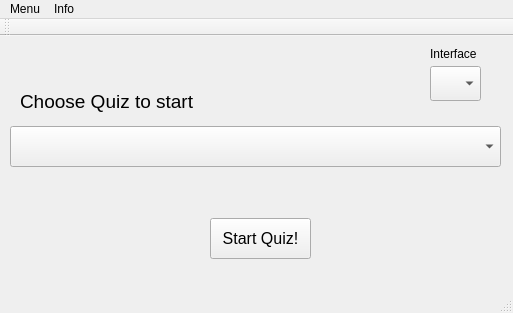
The window that startwindow.ui (Karozabr/QuizTest) describes before a commit, drawn with Qt 5.
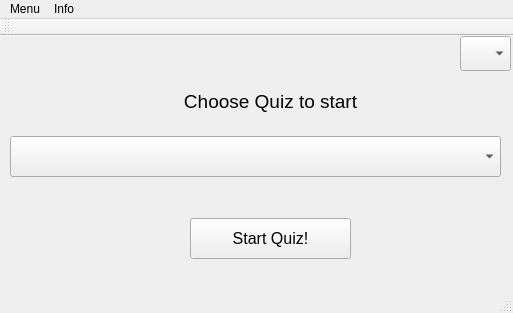
The same window after the commit. Icons and pictures are not drawn.

Commit message:
Release version 1.0 + interface with 3 languages (chinese is google translate) + have statistic for test results + can take custom made tests
planned but not fully inmplemented
- tests with multple answers
- tests with pictures in questions and answers
- store results history for all tests

Diff of the .ui file:
```diff
--- a/startwindow.ui
+++ b/startwindow.ui
@@ -20,9 +20,9 @@
    <widget class="QPushButton" name="pushStartTest">
     <property name="geometry">
      <rect>
-      <x>210</x>
+      <x>190</x>
       <y>182</y>
-      <width>101</width>
+      <width>161</width>
       <height>41</height>
      </rect>
     </property>
@@ -39,7 +39,7 @@
     <property name="geometry">
      <rect>
       <x>10</x>
-      <y>90</y>
+      <y>100</y>
       <width>491</width>
       <height>41</height>
      </rect>
@@ -54,8 +54,8 @@
    <widget class="QComboBox" name="comboLang">
     <property name="geometry">
      <rect>
-      <x>430</x>
-      <y>30</y>
+      <x>460</x>
+      <y>0</y>
       <width>51</width>
       <height>35</height>
      </rect>
@@ -97,25 +97,12 @@
      </property>
     </item>
    </widget>
-   <widget class="QLabel" name="labelInterface">
-    <property name="geometry">
-     <rect>
-      <x>430</x>
-      <y>10</y>
-      <width>51</width>
-      <height>16</height>
-     </rect>
-    </property>
-    <property name="text">
-     <string>Interface</string>
-    </property>
-   </widget>
    <widget class="QLabel" name="labelComboQuiz">
     <property name="geometry">
      <rect>
-      <x>20</x>
+      <x>80</x>
       <y>50</y>
-      <width>261</width>
+      <width>381</width>
       <height>31</height>
      </rect>
     </property>
@@ -125,7 +112,10 @@
      </font>
     </property>
     <property name="text">
-     <string>Choose Quiz to start</string>
+     <string extracomment="Label for quiz combo box selection in start window">Choose Quiz to start</string>
+    </property>
+    <property name="alignment">
+     <set>Qt::AlignCenter</set>
     </property>
    </widget>
   </widget>
```
Left out of the diff: 32 changed lines with no effect on the pictures. The commit also changes 17 other files.
